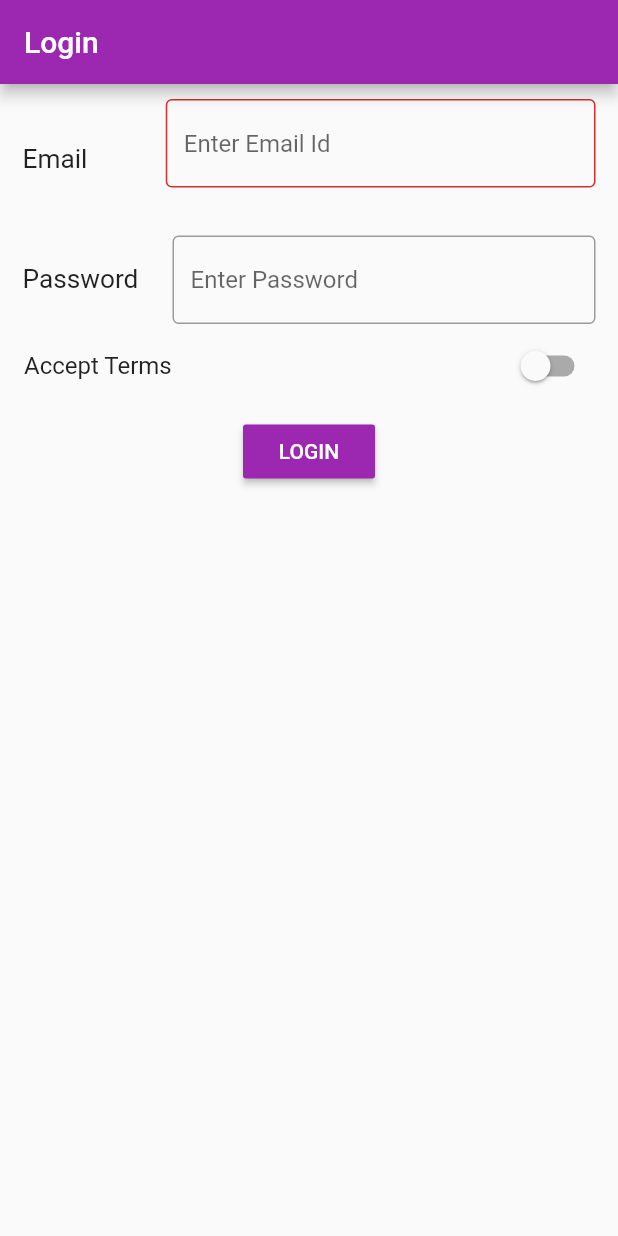
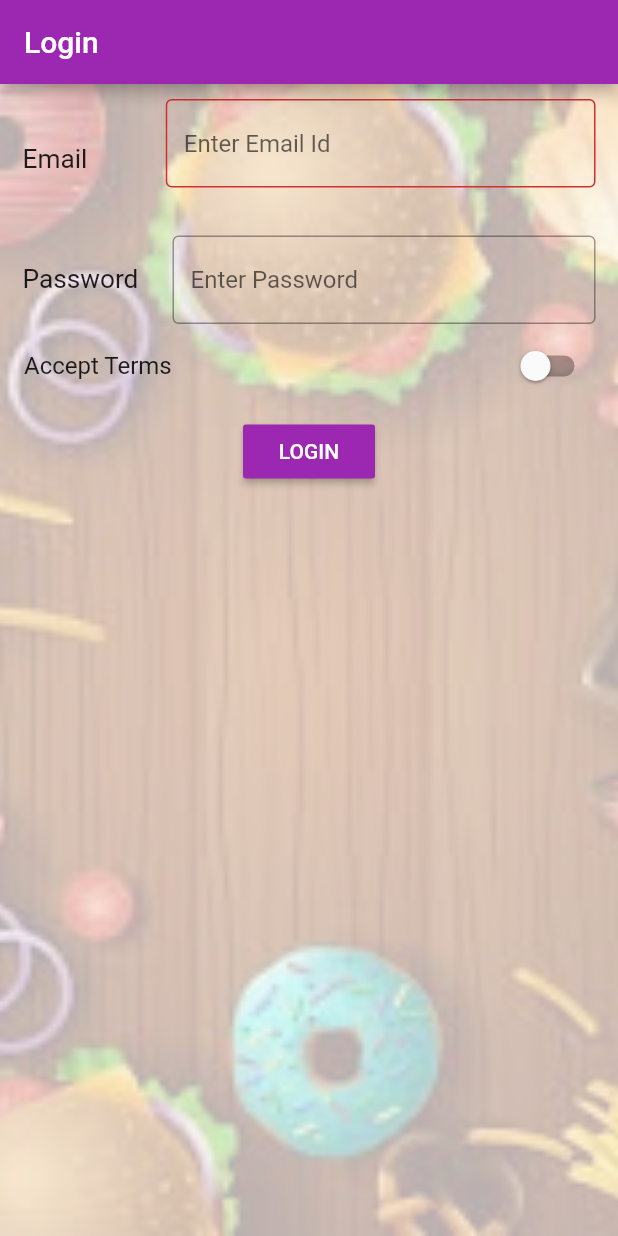
Before and after one commit to anantakrroy/FlutterDevelopment, a Flutter app: the screen it shows after launch, on a phone screen of 412 x 824 dp. Run offline on Flutter 3.47's test engine with Material 2 defaults, Android fonts, the phone set to English and light mode, and no system bars; our stand-ins replace sqflite, validators; accounts and stored records are empty.

Commit message:
Auth page UI chages

```diff
--- a/easylist/lib/pages/auth.dart
+++ b/easylist/lib/pages/auth.dart
@@ -33,6 +33,12 @@ class _AuthPageState extends State<AuthPage> {
           backgroundColor: Theme.of(context).accentColor,
         ),
         body: Container(
+            decoration: BoxDecoration(
+                image: DecorationImage(
+              image: AssetImage("assets/background.jpeg"),
+              fit: BoxFit.cover,
+              colorFilter: ColorFilter.mode(Colors.black.withOpacity(0.3), BlendMode.dstATop),
+            )),
             child: Column(
               children: <Widget>[
                 Container(
@@ -48,13 +54,12 @@ class _AuthPageState extends State<AuthPage> {
                       ),
                       Expanded(
                         child: TextField(
-
                           focusNode: _emailNode,
                           keyboardType: TextInputType.emailAddress,
                           decoration: InputDecoration(
                               errorText: _errorMessage,
                               hintText: "Enter Email Id",
-                          border: OutlineInputBorder(borderSide: BorderSide(color: _borderColor))),
+                              border: OutlineInputBorder()),
                           onChanged: (String value) {
                             emailId = value;
                             setState(() {
--- a/easylist/pubspec.yaml
+++ b/easylist/pubspec.yaml
@@ -41,6 +41,7 @@ flutter:
   # To add assets to your application, add an assets section, like this:
   assets:
    - assets/buffet.jpg
+   - assets/background.jpeg
   #  - images/a_dot_ham.jpeg
 
   # An image asset can refer to one or more resolution-specific "variants", see
```
Also changed, not shown: easylist/assets/background.jpeg (added). Lines whose indentation alone changed are shown as unchanged.
